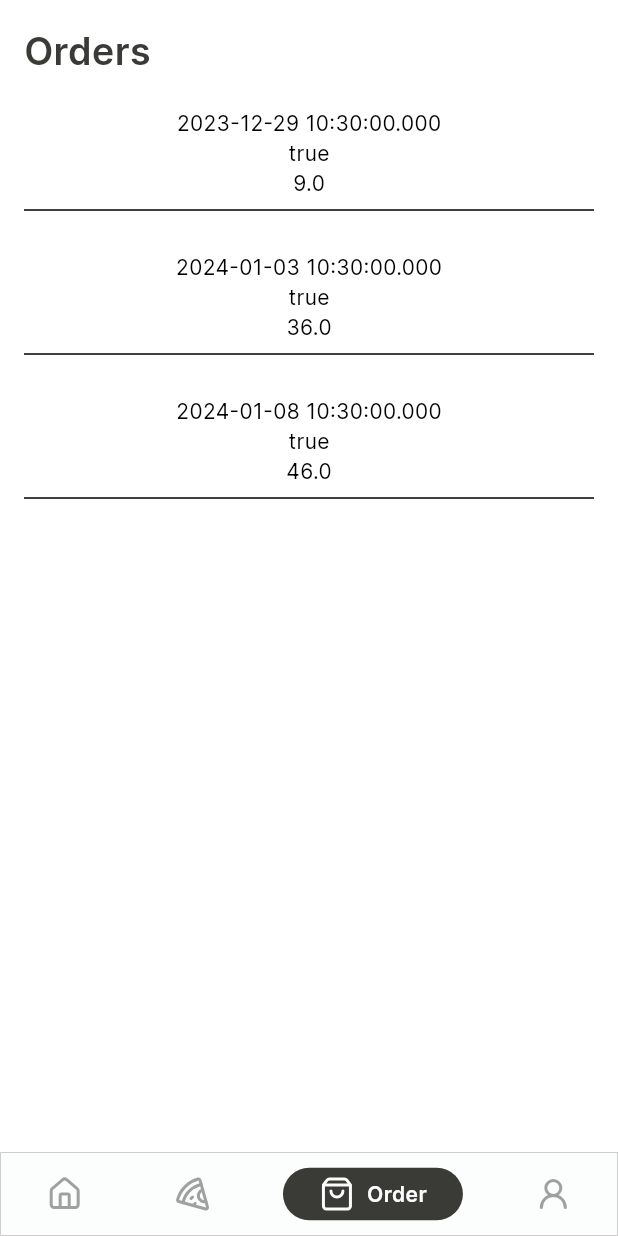
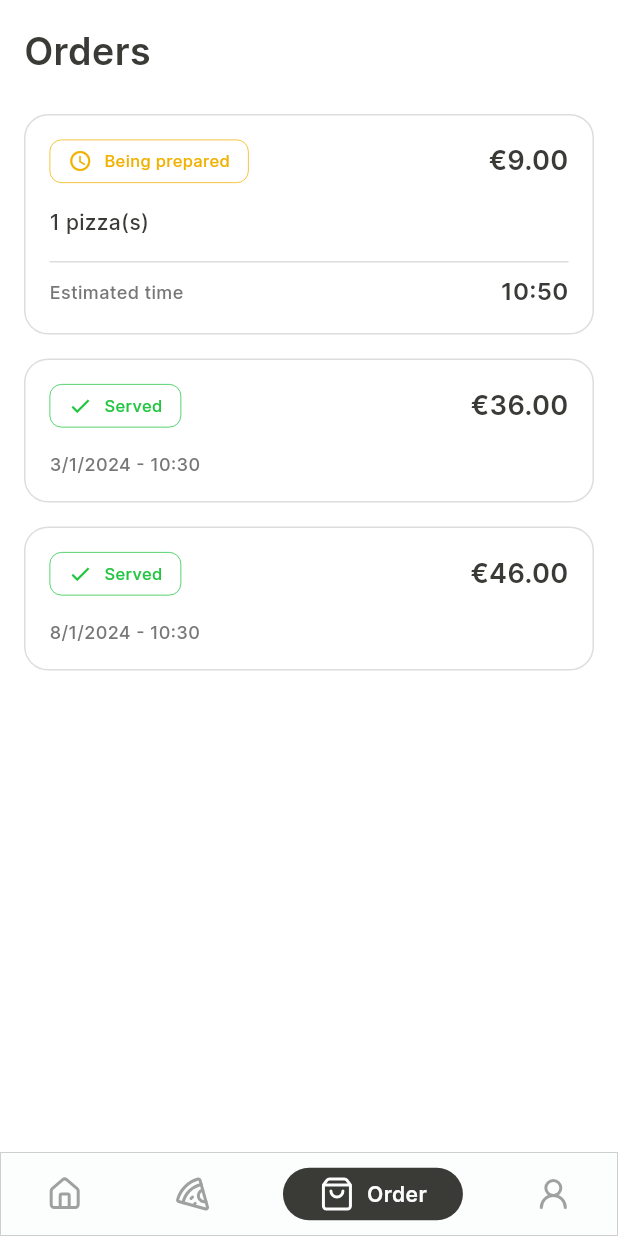
Before and after one commit to Jinlei2000/pizza-ar-flutter-2023, a Flutter app: the screen it shows after launch, item 3 of the bottom bar chosen, on a phone screen of 412 x 824 dp. Run offline on Flutter 3.47's test engine with Material 3 defaults, Android fonts, the phone set to English and light mode, and no system bars; drawn by our look-alikes of persistent_bottom_nav_bar; our stand-ins replace flutter_svg, flutter_toggle_tab, lucide_icons, shared_preferences; missing offline and left inert: arkit_plugin, uid; network calls fail.

Commit message:
feat: component OrderCard

```diff
--- /dev/null
+++ b/lib/components/order_card.dart
@@ -0,0 +1,170 @@
+// order_card.dart
+import 'package:bitz/screens/other/order/order_detail.dart';
+import 'package:bitz/types/order.dart';
+import 'package:bitz/utils/colors.dart';
+import 'package:flutter/material.dart';
+import 'package:persistent_bottom_nav_bar/persistent_tab_view.dart';
+
+class OrderCard extends StatelessWidget {
+  const OrderCard({
+    Key? key,
+    required this.order,
+  }) : super(key: key);
+
+  final Order order;
+
+  String _formatDate(DateTime date) {
+    return '${date.day}/${date.month}/${date.year} - ${date.hour}:${date.minute < 10 ? '0' : ''}${date.minute}';
+  }
+
+  @override
+  Widget build(BuildContext context) {
+    return GestureDetector(
+      onTap: () {
+        // Navigate to the order detail page
+        PersistentNavBarNavigator.pushNewScreen(
+          context,
+          screen: OrderDetailPage(
+            orderItems: order.orderItems,
+          ),
+          withNavBar: false,
+          pageTransitionAnimation: PageTransitionAnimation.cupertino,
+        );
+      },
+      child: Container(
+        margin: const EdgeInsets.only(bottom: 16),
+        padding: const EdgeInsets.all(16),
+        decoration: BoxDecoration(
+          color: MyColors.cardBackground,
+          borderRadius: BorderRadius.circular(16),
+          border: Border.all(
+            color: MyColors.borderColor,
+            width: 1,
+          ),
+        ),
+        child: Column(
+          crossAxisAlignment: CrossAxisAlignment.start,
+          children: [
+            // Is completed and total price
+            Row(
+              children: [
+                Container(
+                  padding: const EdgeInsets.symmetric(
+                    horizontal: 12,
+                    vertical: 6,
+                  ),
+                  decoration: BoxDecoration(
+                    borderRadius: BorderRadius.circular(8),
+                    border: Border.all(
+                      color:
+                          order.isCompleted ? MyColors.green : MyColors.yellow,
+                      width: 0.5,
+                    ),
+                  ),
+                  child: Row(
+                    children: [
+                      Icon(
+                        order.isCompleted ? Icons.check : Icons.access_time,
+                        size: 16,
+                        color: order.isCompleted
+                            ? MyColors.green
+                            : MyColors.yellow,
+                      ),
+                      const SizedBox(width: 8),
+                      Text(
+                        order.isCompleted ? 'Served' : 'Being prepared',
+                        style: TextStyle(
+                          fontSize: 11,
+                          fontWeight: FontWeight.w500,
+                          color: order.isCompleted
+                              ? MyColors.green
+                              : MyColors.yellow,
+                        ),
+                      ),
+                    ],
+                  ),
+                ),
+                const Spacer(),
+                Text(
+                  '€${order.totalPrice.toStringAsFixed(2)}',
+                  style: const TextStyle(
+                    fontSize: 18,
+                    fontWeight: FontWeight.w600,
+                    color: MyColors.textPrimary,
+                  ),
+                ),
+              ],
+            ),
+            // Number of pizzas
+            if (!order.isCompleted)
+              Column(
+                crossAxisAlignment: CrossAxisAlignment.start,
+                children: [
+                  const SizedBox(height: 16),
+                  Text(
+                    '${order.orderItems.length} pizza(s)',
+                    style: const TextStyle(
+                      fontSize: 14,
+                      fontWeight: FontWeight.w500,
+                      color: MyColors.textPrimary,
+                    ),
+                  ),
+                  const SizedBox(height: 16),
+                  Container(
+                    padding: const EdgeInsets.only(
+                      top: 8,
+                    ),
+                    decoration: const BoxDecoration(
+                      border: Border(
+                        top: BorderSide(
+                          color: MyColors.borderColor,
+                          width: 1,
+                        ),
+                      ),
+                    ),
+                    child: Row(
+                      crossAxisAlignment: CrossAxisAlignment.center,
+                      children: [
+                        const Text(
+                          'Estimated time',
+                          style: TextStyle(
+                            fontSize: 12,
+                            fontWeight: FontWeight.w500,
+                            color: MyColors.textSecondary,
+                          ),
+                        ),
+                        const Spacer(),
+                        Text(
+                          '${order.createdAt.add(const Duration(minutes: 20)).hour}:${order.createdAt.add(const Duration(minutes: 20)).minute}',
+                          style: const TextStyle(
+                            fontSize: 16,
+                            fontWeight: FontWeight.w600,
+                            color: MyColors.textPrimary,
+                          ),
+                        ),
+                      ],
+                    ),
+                  ),
+                ],
+              ),
+            // Date of order
+            if (order.isCompleted)
+              Column(
+                children: [
+                  const SizedBox(height: 16),
+                  Text(
+                    _formatDate(order.createdAt),
+                    style: const TextStyle(
+                      fontSize: 12,
+                      fontWeight: FontWeight.w500,
+                      color: MyColors.textSecondary,
+                    ),
+                  ),
+                ],
+              ),
+          ],
+        ),
+      ),
+    );
+  }
+}
--- a/lib/data/pizza_sf.dart
+++ b/lib/data/pizza_sf.dart
@@ -75,7 +75,7 @@ class PizzaSF {
         id: UId.getId(),
         // Set a old date
         createdAt: DateTime.now().subtract(const Duration(days: 20)),
-        isCompleted: true,
+        isCompleted: false,
         totalPrice: 9,
         orderItems: [
           OrderItem(
--- a/lib/screens/other/order/order_detail.dart
+++ b/lib/screens/other/order/order_detail.dart
@@ -1,9 +1,15 @@
 // order_detail.dart
 import 'package:bitz/components/custom_app_bar.dart';
+import 'package:bitz/types/order_item.dart';
 import 'package:flutter/material.dart';
 
 class OrderDetailPage extends StatelessWidget {
-  const OrderDetailPage({Key? key}) : super(key: key);
+  final List<OrderItem> orderItems;
+
+  const OrderDetailPage({
+    Key? key,
+    required this.orderItems,
+  }) : super(key: key);
 
   @override
   Widget build(BuildContext context) {
--- a/lib/screens/tabs/order.dart
+++ b/lib/screens/tabs/order.dart
@@ -1,5 +1,6 @@
 // order.dart
 import 'package:bitz/components/custom_safe_area.dart';
+import 'package:bitz/components/order_card.dart';
 import 'package:bitz/data/pizza_sf.dart';
 import 'package:bitz/types/order.dart';
 import 'package:bitz/utils/colors.dart';
@@ -54,22 +55,14 @@ class _OrderPageState extends State<OrderPage> {
                   ),
                 ),
                 // list of orders
+                const SizedBox(height: 24),
                 Expanded(
                   child: ListView.builder(
                     shrinkWrap: true,
                     itemCount: orders.length,
                     itemBuilder: (context, index) {
-                      final Order order = orders[index];
-                      // order card
-                      return Column(
-                        children: [
-                          Text(order.id),
-                          Text(order.createdAt.toString()),
-                          Text(order.isCompleted.toString()),
-                          Text(order.totalPrice.toString()),
-                          const Divider(),
-                        ],
-                      );
+                      // Order card
+                      return OrderCard(order: orders[index]);
                     },
                   ),
                 ),
```
